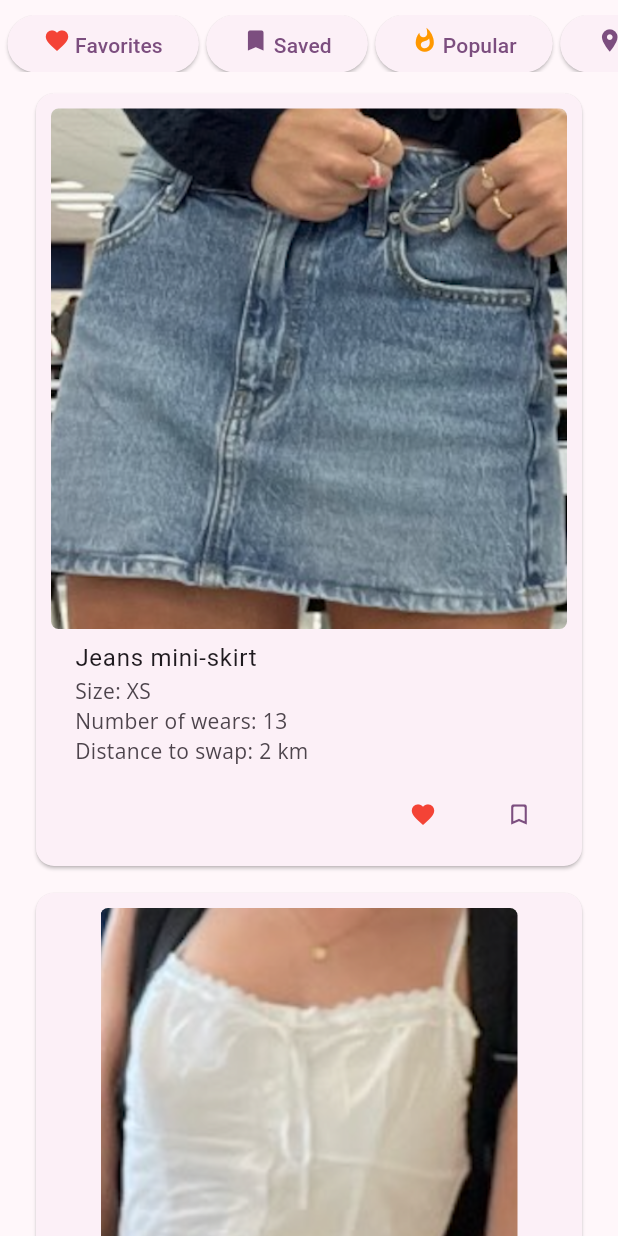
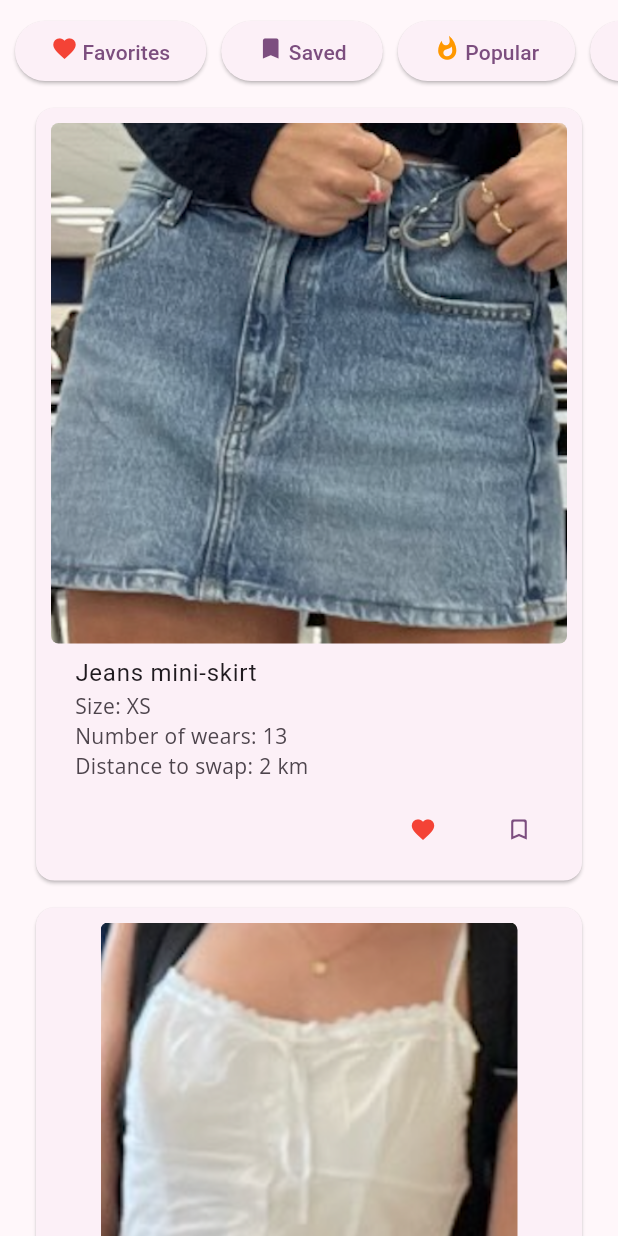
Before and after one commit to ceh-2000/diis, a Flutter app: the NewClothes widget shown alone on an empty page, opened directly, on a phone screen of 412 x 824 dp. Run offline on Flutter 3.47's test engine with Material 3 defaults, Android fonts, the phone set to English and light mode, and no system bars; our stand-ins replace charts_flutter_new, google_fonts.

Commit message:
A few formatting changes

```diff
--- a/lib/clothes.dart
+++ b/lib/clothes.dart
@@ -55,41 +55,37 @@ class _NewClothes extends State<NewClothes> {
   Widget build(BuildContext context) {
     return Column(children: [
       SizedBox(height: 10.0),
-      Expanded(
-        flex: 1,
-        child: SingleChildScrollView(
+       SingleChildScrollView(
             scrollDirection: Axis.horizontal,
             child: Row(children: [
-              SizedBox(width: 5.0),
-
+              SizedBox(width: 10.0),
               IconTextButton(
                   Icon(Icons.favorite, color: Colors.red), "Favorites"),
-              SizedBox(width: 5.0),
+              SizedBox(width: 10.0),
               IconTextButton(
                   Icon(Icons.bookmark_rounded,
                       color: Theme.of(context).colorScheme.primary),
                   "Saved"),
-              SizedBox(width: 5.0),
+              SizedBox(width: 10.0),
               IconTextButton(
                   Icon(Icons.whatshot, color: Colors.orange), "Popular"),
-              SizedBox(width: 5.0),
+              SizedBox(width: 10.0),
               IconTextButton(
                   Icon(Icons.location_on,
                       color: Theme.of(context).colorScheme.primary),
                   "Close by"),
-              SizedBox(width: 5.0),
+              SizedBox(width: 10.0),
               IconTextButton(
                   Icon(Icons.checkroom_rounded,
                       color: Theme.of(context).colorScheme.primary),
                   "Size SMALL"),
-              SizedBox(width: 5.0),
+              SizedBox(width: 10.0),
               IconTextButton(
                   Icon(Icons.people,
                       color: Theme.of(context).colorScheme.primary),
                   "Friends"),
-              SizedBox(width: 5.0),
+              SizedBox(width: 10.0),
             ])),
-      ),
       SizedBox(height: 10.0),
       Expanded(
           flex: 20,
```
Also changed, not shown: 4 other files.
